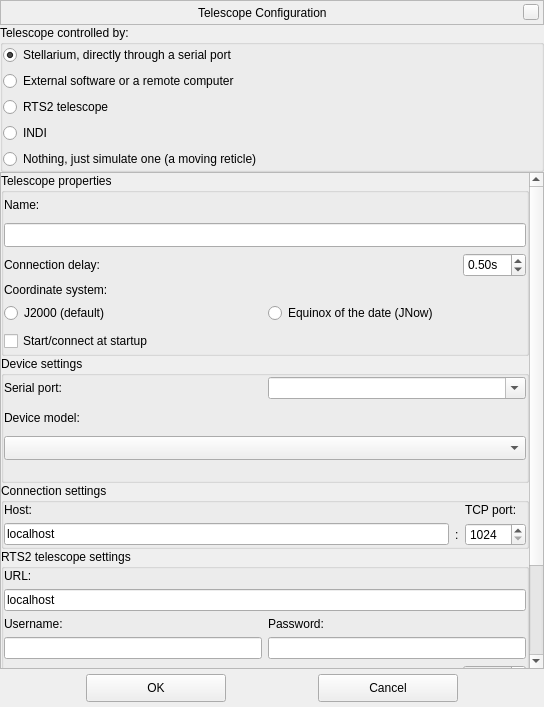
Above: plugins/TelescopeControl/src/gui/telescopeConfigurationDialog.ui from 519984307/stellarium_src before the change. Below: the same form after it.
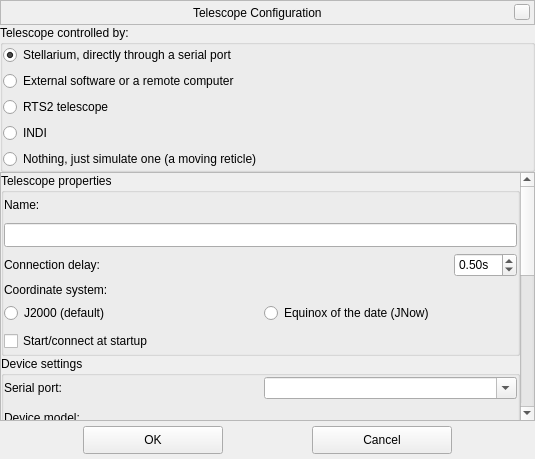
That is the form after the change. Custom widgets are drawn as their Qt base class.

```diff
--- a/plugins/TelescopeControl/src/gui/telescopeConfigurationDialog.ui
+++ b/plugins/TelescopeControl/src/gui/telescopeConfigurationDialog.ui
@@ -9,8 +9,8 @@
    <rect>
     <x>0</x>
     <y>0</y>
-    <width>544</width>
-    <height>707</height>
+    <width>535</width>
+    <height>459</height>
    </rect>
   </property>
   <property name="sizePolicy">
@@ -272,9 +272,9 @@
       <property name="geometry">
        <rect>
         <x>0</x>
-        <y>-191</y>
-        <width>528</width>
-        <height>678</height>
+        <y>-348</y>
+        <width>519</width>
+        <height>714</height>
        </rect>
       </property>
       <layout class="QVBoxLayout" name="verticalLayoutScrollArea">
```
